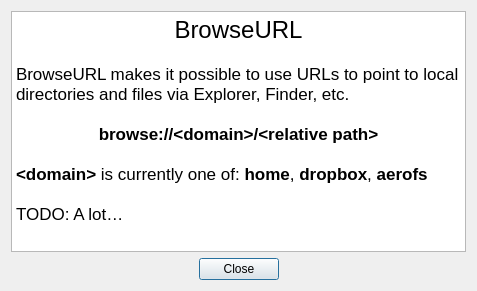
Above: forms/AboutDialog.ui from jingoro/browseurl before the change. Below: the same form after it.
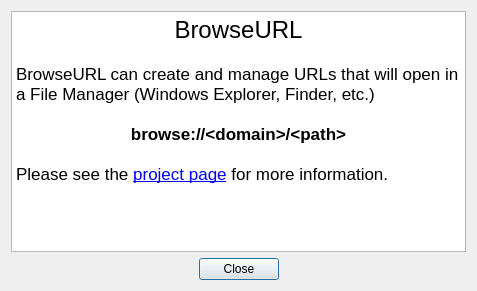
That is the form after the change.

Commit message: update info and plist

```diff
--- a/forms/AboutDialog.ui
+++ b/forms/AboutDialog.ui
@@ -32,13 +32,11 @@
 &lt;/style&gt;&lt;/head&gt;&lt;body style=&quot; font-family:'Lucida Grande'; font-size:13pt; font-weight:400; font-style:normal;&quot;&gt;
 &lt;p align=&quot;center&quot; style=&quot; margin-top:0px; margin-bottom:0px; margin-left:0px; margin-right:0px; -qt-block-indent:0; text-indent:0px;&quot;&gt;&lt;span style=&quot; font-size:18pt;&quot;&gt;BrowseURL&lt;/span&gt;&lt;/p&gt;
 &lt;p style=&quot;-qt-paragraph-type:empty; margin-top:0px; margin-bottom:0px; margin-left:0px; margin-right:0px; -qt-block-indent:0; text-indent:0px;&quot;&gt;&lt;/p&gt;
-&lt;p style=&quot; margin-top:0px; margin-bottom:0px; margin-left:0px; margin-right:0px; -qt-block-indent:0; text-indent:0px;&quot;&gt;BrowseURL makes it possible to use URLs to point to local directories and files via Explorer, Finder, etc.&lt;/p&gt;
+&lt;p style=&quot; margin-top:0px; margin-bottom:0px; margin-left:0px; margin-right:0px; -qt-block-indent:0; text-indent:0px;&quot;&gt;BrowseURL can create and manage URLs that will open in a File Manager (Windows Explorer, Finder, etc.)&lt;/p&gt;
 &lt;p style=&quot;-qt-paragraph-type:empty; margin-top:0px; margin-bottom:0px; margin-left:0px; margin-right:0px; -qt-block-indent:0; text-indent:0px;&quot;&gt;&lt;/p&gt;
-&lt;p align=&quot;center&quot; style=&quot; margin-top:0px; margin-bottom:0px; margin-left:0px; margin-right:0px; -qt-block-indent:0; text-indent:0px;&quot;&gt;&lt;span style=&quot; font-weight:600;&quot;&gt;browse://&amp;lt;domain&amp;gt;/&amp;lt;relative path&amp;gt;&lt;/span&gt;&lt;/p&gt;
+&lt;p align=&quot;center&quot; style=&quot; margin-top:0px; margin-bottom:0px; margin-left:0px; margin-right:0px; -qt-block-indent:0; text-indent:0px;&quot;&gt;&lt;span style=&quot; font-weight:600;&quot;&gt;browse://&amp;lt;domain&amp;gt;/&amp;lt;path&amp;gt;&lt;/span&gt;&lt;/p&gt;
 &lt;p style=&quot;-qt-paragraph-type:empty; margin-top:0px; margin-bottom:0px; margin-left:0px; margin-right:0px; -qt-block-indent:0; text-indent:0px;&quot;&gt;&lt;/p&gt;
-&lt;p style=&quot; margin-top:0px; margin-bottom:0px; margin-left:0px; margin-right:0px; -qt-block-indent:0; text-indent:0px;&quot;&gt;&lt;span style=&quot; font-weight:600;&quot;&gt;&amp;lt;domain&amp;gt;&lt;/span&gt; is currently one of: &lt;span style=&quot; font-weight:600;&quot;&gt;home&lt;/span&gt;, &lt;span style=&quot; font-weight:600;&quot;&gt;dropbox&lt;/span&gt;, &lt;span style=&quot; font-weight:600;&quot;&gt;aerofs&lt;/span&gt;&lt;/p&gt;
-&lt;p style=&quot;-qt-paragraph-type:empty; margin-top:0px; margin-bottom:0px; margin-left:0px; margin-right:0px; -qt-block-indent:0; text-indent:0px;&quot;&gt;&lt;/p&gt;
-&lt;p style=&quot; margin-top:0px; margin-bottom:0px; margin-left:0px; margin-right:0px; -qt-block-indent:0; text-indent:0px;&quot;&gt;TODO: A lot…&lt;/p&gt;
+&lt;p style=&quot; margin-top:0px; margin-bottom:0px; margin-left:0px; margin-right:0px; -qt-block-indent:0; text-indent:0px;&quot;&gt;Please see the &lt;a href=&quot;http://jingoro.github.com/browseurl/&quot;&gt;&lt;span style=&quot; text-decoration: underline; color:#0000ff;&quot;&gt;project page&lt;/span&gt;&lt;/a&gt; for more information.&lt;/p&gt;
 &lt;p style=&quot;-qt-paragraph-type:empty; margin-top:0px; margin-bottom:0px; margin-left:0px; margin-right:0px; -qt-block-indent:0; text-indent:0px;&quot;&gt;&lt;/p&gt;&lt;/body&gt;&lt;/html&gt;</string>
      </property>
     </widget>
```
The commit also changes 2 other files.
